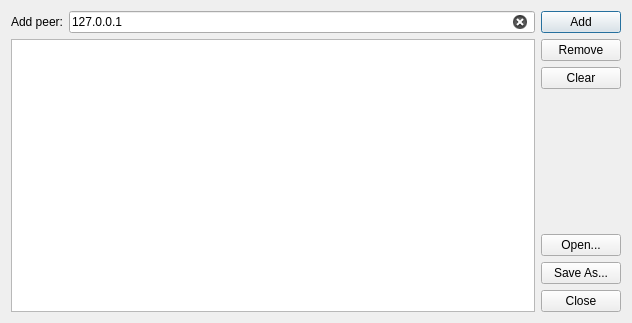
Before: the Qt Designer form ktorrent/ipfilterwidget.ui in KDE/ktorrent, drawn with Qt 5.
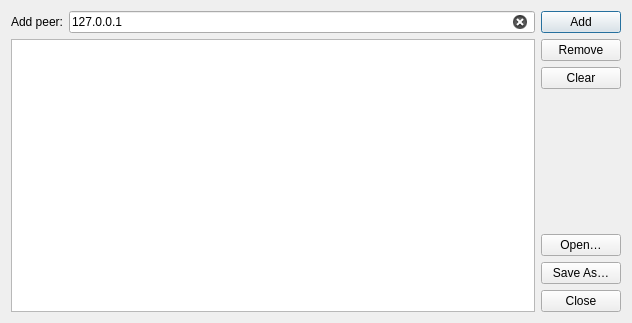
After: the same form once the commit is applied.

The edit to the form file:
```diff
--- a/ktorrent/ipfilterwidget.ui
+++ b/ktorrent/ipfilterwidget.ui
@@ -89,14 +89,14 @@
      <item>
       <widget class="QPushButton" name="m_open">
        <property name="text">
-        <string>Open...</string>
+        <string>Open…</string>
        </property>
       </widget>
      </item>
      <item>
       <widget class="QPushButton" name="m_save_as">
        <property name="text">
-        <string>Save As...</string>
+        <string>Save As…</string>
        </property>
       </widget>
      </item>
```
